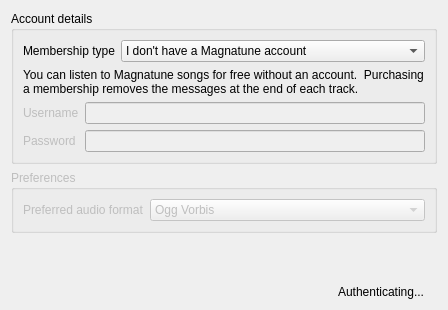
Above: src/radio/magnatuneconfig.ui from clementine-player/Clementine before the change. Below: the same form after it.
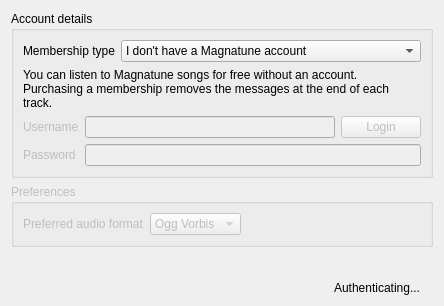
That is the form after the change. Custom widgets are drawn as their Qt base class.

Commit message: Added Login button to Last.Fm and others online services. Fixes issue 1772

```diff
--- a/src/radio/magnatuneconfig.ui
+++ b/src/radio/magnatuneconfig.ui
@@ -6,8 +6,8 @@
    <rect>
     <x>0</x>
     <y>0</y>
-    <width>448</width>
-    <height>310</height>
+    <width>444</width>
+    <height>306</height>
    </rect>
   </property>
   <property name="windowTitle">
@@ -61,28 +61,35 @@
         <property name="enabled">
          <bool>false</bool>
         </property>
-        <layout class="QFormLayout" name="formLayout">
+        <layout class="QGridLayout" name="gridLayout">
          <property name="margin">
           <number>0</number>
          </property>
-         <item row="0" column="0">
+         <item row="1" column="0">
           <widget class="QLabel" name="username_label">
            <property name="text">
             <string>Username</string>
            </property>
           </widget>
          </item>
-         <item row="0" column="1">
+         <item row="1" column="1">
           <widget class="QLineEdit" name="username"/>
          </item>
-         <item row="1" column="0">
+         <item row="1" column="2">
+          <widget class="QPushButton" name="login">
+           <property name="text">
+            <string>Login</string>
+           </property>
+          </widget>
+         </item>
+         <item row="3" column="0">
           <widget class="QLabel" name="password_label">
            <property name="text">
             <string>Password</string>
            </property>
           </widget>
          </item>
-         <item row="1" column="1">
+         <item row="3" column="1" colspan="2">
           <widget class="QLineEdit" name="password">
            <property name="echoMode">
             <enum>QLineEdit::Password</enum>
@@ -104,6 +111,9 @@
       <string>Preferences</string>
      </property>
      <layout class="QFormLayout" name="formLayout_2">
+      <property name="fieldGrowthPolicy">
+       <enum>QFormLayout::ExpandingFieldsGrow</enum>
+      </property>
       <item row="0" column="0">
        <widget class="QLabel" name="audio_format_label">
         <property name="text">
```
The commit also changes 69 other files.
